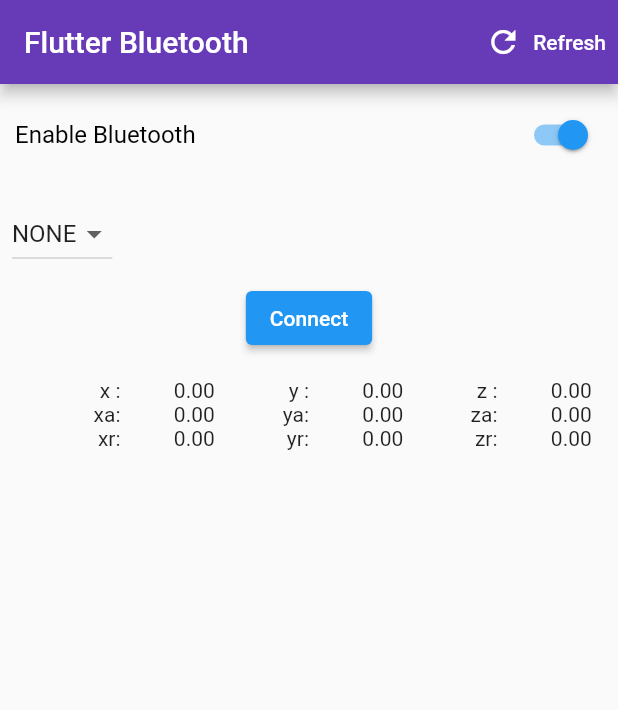
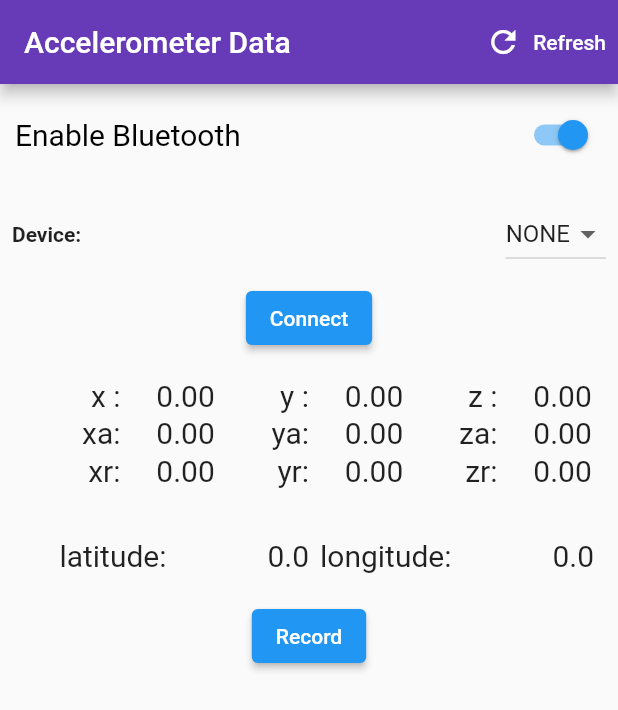
Before and after one commit to chathurach/iri_app, a Flutter app: the screen it shows after launch, on a phone screen of 412 x 824 dp. Shown: the top 710 px of the screen. Run offline on Flutter 3.47's test engine with Material 2 defaults, Android fonts, the phone set to English and light mode, and no system bars; our stand-ins replace fl_chart, flutter_bluetooth_serial, location, sensors; missing offline and left inert: dart:ffi, ext_storage.

Commit message:
added GPS support

```diff
--- a/lib/bluetooth.dart
+++ b/lib/bluetooth.dart
@@ -3,6 +3,7 @@
 import 'dart:collection';
 import 'dart:convert';
 import 'dart:ffi';
+
 import 'dart:typed_data';
 
 // For using PlatformException
@@ -11,21 +12,22 @@
 import 'package:flutter/material.dart';
 import 'package:flutter_bluetooth_serial/flutter_bluetooth_serial.dart';
 import 'package:iri_app/onDataRecieved.dart';
+import 'package:location/location.dart';
 
-void main() => runApp(MyApp());
+// void main() => runApp(MyApp());
 
-class MyApp extends StatelessWidget {
-  @override
-  Widget build(BuildContext context) {
-    return MaterialApp(
-      title: 'Flutter Demo',
-      theme: ThemeData(
-        primarySwatch: Colors.blue,
-      ),
-      home: BluetoothApp(),
-    );
-  }
-}
+// class MyApp extends StatelessWidget {
+//   @override
+//   Widget build(BuildContext context) {
+//     return MaterialApp(
+//       title: 'Flutter Demo',
+//       theme: ThemeData(
+//         primarySwatch: Colors.blue,
+//       ),
+//       home: BluetoothApp(),
+//     );
+//   }
+// }
 
 class BluetoothApp extends StatefulWidget {
   @override
@@ -36,7 +38,8 @@
   // Initializing the Bluetooth connection state to be unknown
   BluetoothState _bluetoothState = BluetoothState.UNKNOWN;
   // Initializing a global key, as it would help us in showing a SnackBar later
-  final GlobalKey<ScaffoldState> _scaffoldKey = new GlobalKey<ScaffoldState>();
+  final GlobalKey<ScaffoldMessengerState> _scaffoldKey =
+      new GlobalKey<ScaffoldMessengerState>();
   // Get the instance of the Bluetooth
   FlutterBluetoothSerial _bluetooth = FlutterBluetoothSerial.instance;
   // Track the Bluetooth connection with the remote device
@@ -44,6 +47,15 @@
 
   late int _deviceState;
 
+  //location related data
+  Location location = new Location();
+  late bool _serviceEnabled;
+  late PermissionStatus _permissionGranted;
+  late LocationData _locationData;
+  StreamSubscription<LocationData>? _locationSubscription;
+  String? _locationError;
+  //location related data
+  bool _isRecording = false;
   bool isDisconnecting = false;
 
   Map<String, Color> colors = {
@@ -105,6 +117,10 @@
       connection!.dispose();
       //connection = null;
     }
+    _locationSubscription?.cancel();
+    setState(() {
+      _locationSubscription = null;
+    });
 
     super.dispose();
   }
@@ -150,14 +166,71 @@
     });
   }
 
+  void _onRecord() async {
+    await _getLocation();
+  }
+
+  Future<void> _getLocation() async {
+    _serviceEnabled = await location.serviceEnabled();
+    if (!_serviceEnabled) {
+      _serviceEnabled = await location.requestService();
+      if (!_serviceEnabled) {
+        return;
+      }
+    }
+
+    _permissionGranted = await location.hasPermission();
+    if (_permissionGranted == PermissionStatus.denied) {
+      _permissionGranted = await location.requestPermission();
+      if (_permissionGranted != PermissionStatus.granted) {
+        return;
+      }
+    }
+
+    if (_serviceEnabled == true &&
+        _permissionGranted == PermissionStatus.granted) {
+      location.changeSettings(interval: 500);
+      _locationSubscription =
+          location.onLocationChanged.handleError((dynamic _error) {
+        if (_error is PlatformException) {
+          setState(() {
+            _locationError = _error.code;
+            show('GPS error!');
+          });
+          _locationSubscription?.cancel();
+          setState(() {
+            _locationSubscription = null;
+          });
+        }
+      }).listen((LocationData _currentLocation) {
+        setState(() {
+          _locationError = null;
+          _locationData = _currentLocation;
+          print(_locationData);
+          _isRecording = true;
+        });
+      });
+    }
+    ;
+  }
+
+  Future<void> _stopRecord() async {
+    _locationSubscription?.cancel();
+    setState(() {
+      _isRecording = false;
+      _locationSubscription = null;
+    });
+  }
+
   // Now, its time to build the UI
   @override
   Widget build(BuildContext context) {
     return MaterialApp(
+      debugShowCheckedModeBanner: false,
+      scaffoldMessengerKey: _scaffoldKey,
       home: Scaffold(
-        key: _scaffoldKey,
         appBar: AppBar(
-          title: Text("Flutter Bluetooth"),
+          title: Text("Accelerometer Data"),
           backgroundColor: Colors.deepPurple,
           actions: <Widget>[
             TextButton.icon(
@@ -208,7 +281,7 @@
                         'Enable Bluetooth',
                         style: TextStyle(
                           color: Colors.black,
-                          fontSize: 16,
+                          fontSize: 20.0,
                         ),
                       ),
                     ),
@@ -240,18 +313,8 @@
                   ],
                 ),
               ),
-              Stack(
-                children: <Widget>[
               Column(
                 children: <Widget>[
-                      // Padding(
-                      //   padding: const EdgeInsets.only(top: 10),
-                      //   child: Text(
-                      //     "PAIRED DEVICES",
-                      //     style: TextStyle(fontSize: 24, color: Colors.blue),
-                      //     textAlign: TextAlign.center,
-                      //   ),
-                      // ),
                   Padding(
                     padding: const EdgeInsets.all(8.0),
                     child: Container(
@@ -259,12 +322,12 @@
                       child: Row(
                         mainAxisAlignment: MainAxisAlignment.spaceBetween,
                         children: <Widget>[
-                              // Text(
-                              //   'Device:',
-                              //   style: TextStyle(
-                              //     fontWeight: FontWeight.bold,
-                              //   ),
-                              // ),
+                          Text(
+                            'Device:',
+                            style: TextStyle(
+                              fontWeight: FontWeight.bold,
+                            ),
+                          ),
                           DropdownButton<BluetoothDevice>(
                             items: _getDeviceItems(),
                             onChanged: (value) =>
@@ -288,8 +351,7 @@
                       child: Center(
                         child: Table(
                           defaultColumnWidth: FixedColumnWidth(
-                                  ((MediaQuery.of(context).size.width - 35) /
-                                      6)),
+                              ((MediaQuery.of(context).size.width - 35) / 6)),
                           children: [
                             TableRow(
                               children: [
@@ -334,16 +396,35 @@
                               _fillCell(
                                 fData[8].toStringAsFixed(2),
                               ),
-                                ])
+                            ]),
                           ],
                         ),
                       )),
+                  Padding(
+                    padding: const EdgeInsets.all(16.0),
+                    child: Table(children: [
+                      TableRow(children: [
+                        _fillCell('latitude:'),
+                        _fillCell(!_isRecording
+                            ? '0.0'
+                            : _locationData.latitude.toString()),
+                        _fillCell('longitude:'),
+                        _fillCell(!_isRecording
+                            ? '0.0'
+                            : _locationData.longitude.toString()),
+                      ]),
+                    ]),
+                  ),
+                  ElevatedButton(
+                    onPressed: () {
+                      !_isRecording ? _onRecord() : _stopRecord();
+                    },
+                    child: Text(!_isRecording ? 'Record' : 'Stop'),
+                  )
                 ],
               ),
               Container(
                 color: Colors.blue,
-                  ),
-                ],
               ),
             ],
           ),
@@ -404,10 +485,11 @@
             }
           });
         }).catchError((error) {
-          print('Cannot connect, exception occurred');
-          print(error);
+          //print('Cannot connect, exception occurred');
+          show('Could not connect!');
+          //print(error);
         });
-        show('Device connected');
+        //show('Device connected');
 
         setState(() => _isButtonUnavailable = false);
       }
@@ -460,6 +542,7 @@
     String message, {
     Duration duration: const Duration(seconds: 3),
   }) async {
+    print(message);
     await new Future.delayed(new Duration(milliseconds: 100));
     _scaffoldKey.currentState!.showSnackBar(
       new SnackBar(
@@ -475,9 +558,13 @@
     TableCell _cell;
     _cell = TableCell(
       verticalAlignment: TableCellVerticalAlignment.middle,
+      child: SizedBox(
+        height: 25.0,
         child: Text(
           _text,
           textAlign: TextAlign.end,
+          style: TextStyle(fontSize: 20.0),
+        ),
       ),
     );
     return _cell;
--- a/lib/main.dart
+++ b/lib/main.dart
@@ -13,7 +13,6 @@
 import 'package:iri_app/newProject.dart';
 import 'package:sensors/sensors.dart';
 import 'package:ext_storage/ext_storage.dart';
-import 'package:permission_handler/permission_handler.dart';
 import 'package:location/location.dart' as l;
 import 'package:fl_chart/fl_chart.dart';
 import 'package:iri_app/verticalAcceleration.dart';
--- a/pubspec.yaml
+++ b/pubspec.yaml
@@ -29,10 +29,8 @@
   # Use with the CupertinoIcons class for iOS style icons.
   cupertino_icons: ^1.0.2
   sensors: ^0.4.1+7
-  path_provider: ^1.6.27
   ext_storage: ^1.0.3
-  permission_handler: ^5.1.0+2
-  location: ^3.2.4
+  location: ^4.2.0
   fl_chart: ^0.36.2
   flutter_bluetooth_serial: ^0.3.2
 
```
Also changed, not shown: pubspec.lock. Lines whose indentation alone changed are shown as unchanged.
